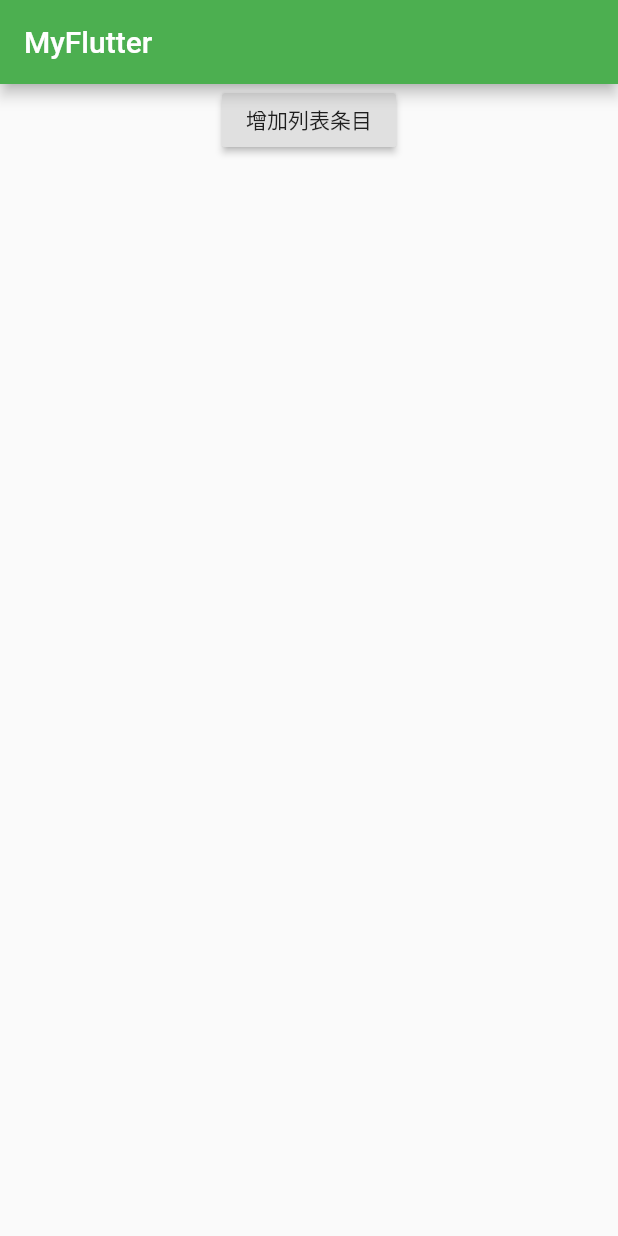
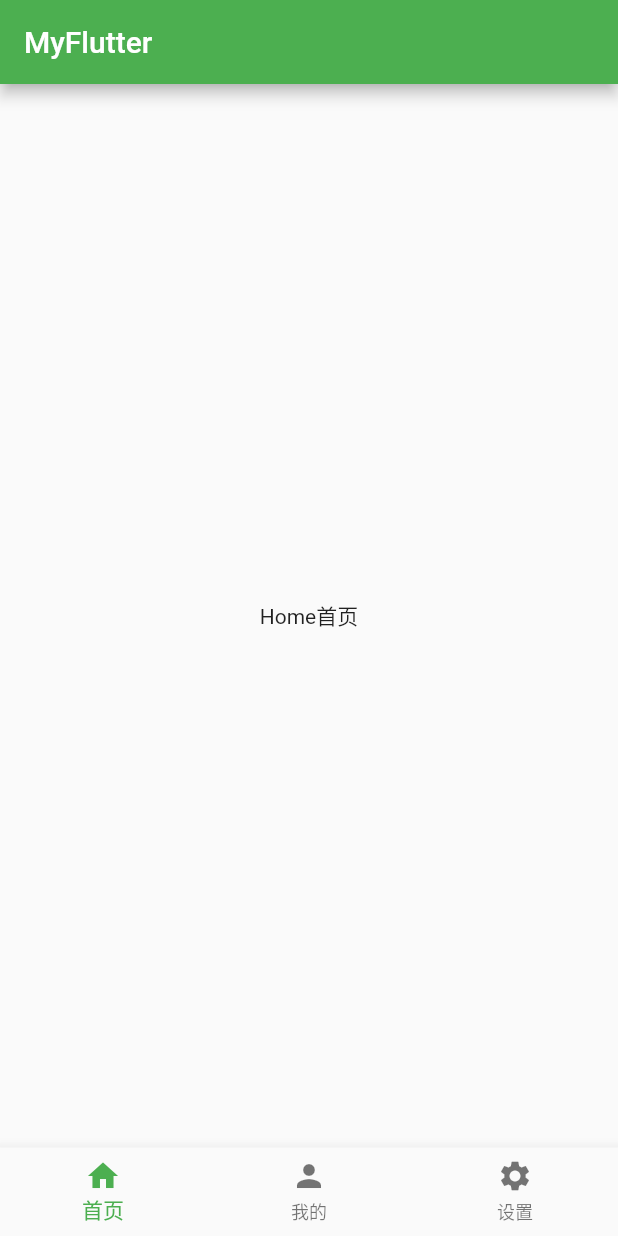
Before and after one commit to changshuai7/flutter_app_demo, a Flutter app: the screen it shows after launch, on a phone screen of 412 x 824 dp. Run offline on Flutter 3.47's test engine with Material 2 defaults, Android fonts, the phone set to English and light mode, and no system bars.

Commit message:
bottomNavigationBar done

```diff
--- a/lib/main.dart
+++ b/lib/main.dart
@@ -11,10 +11,12 @@ import 'package:flutter_app_demo/widget/list_view_demo.dart';
 import 'package:flutter_app_demo/widget/padding_demo.dart';
 import 'package:flutter_app_demo/widget/st_full_demo.dart';
 import 'package:flutter_app_demo/widget/stack_demo.dart';
+import 'package:flutter_app_demo/widget/tab_app_demo.dart';
 import 'package:flutter_app_demo/widget/wrap_demo.dart';
 
 void main() {
-  runApp(MyApp());
+  //runApp(MyApp());
+  runApp(TabAppDemo());
 }
 
 class MyApp extends StatelessWidget {
--- /dev/null
+++ b/lib/widget/tab_app_demo.dart
@@ -0,0 +1,85 @@
+import 'package:flutter/material.dart';
+
+class TabAppDemo extends StatefulWidget {
+  @override
+  _TabAppDemoState createState() => _TabAppDemoState();
+}
+
+class _TabAppDemoState extends State<TabAppDemo> {
+  int _currentIndex = 0;
+  List<Widget> _pageList = [TabHome(), TabMine(), TabSetting()];
+  List<BottomNavigationBarItem> _barList = [
+    BottomNavigationBarItem(icon: Icon(Icons.home), title: Text("首页")),
+    BottomNavigationBarItem(icon: Icon(Icons.person), title: Text("我的")),
+    BottomNavigationBarItem(icon: Icon(Icons.settings), title: Text("设置")),
+
+  ];
+
+  @override
+  Widget build(BuildContext context) {
+    return MaterialApp(
+      home: Scaffold(
+        appBar: AppBar(
+          title: Text("MyFlutter"),
+        ),
+        body: this._pageList[_currentIndex],
+        bottomNavigationBar: BottomNavigationBar(
+          currentIndex: _currentIndex,
+          items: _barList,
+          onTap: (index) {
+            setState(() {
+              _currentIndex = index;
+            });
+          },
+        ),
+      ),
+      theme: ThemeData(
+        primarySwatch: Colors.green,
+      ),
+    );
+  }
+}
+
+/////////////////////////// TAB ///////////////////////////
+
+class TabHome extends StatefulWidget {
+  @override
+  _TabHomeState createState() => _TabHomeState();
+}
+
+class _TabHomeState extends State<TabHome> {
+  @override
+  Widget build(BuildContext context) {
+    return Center(
+      child: Text('Home首页'),
+    );
+  }
+}
+
+class TabMine extends StatefulWidget {
+  @override
+  _TabMineState createState() => _TabMineState();
+}
+
+class _TabMineState extends State<TabMine> {
+  @override
+  Widget build(BuildContext context) {
+    return Center(
+      child: Text('Mine我的'),
+    );
+  }
+}
+
+class TabSetting extends StatefulWidget {
+  @override
+  _TabSettingState createState() => _TabSettingState();
+}
+
+class _TabSettingState extends State<TabSetting> {
+  @override
+  Widget build(BuildContext context) {
+    return Center(
+      child: Text('Setting设置'),
+    );
+  }
+}
```
